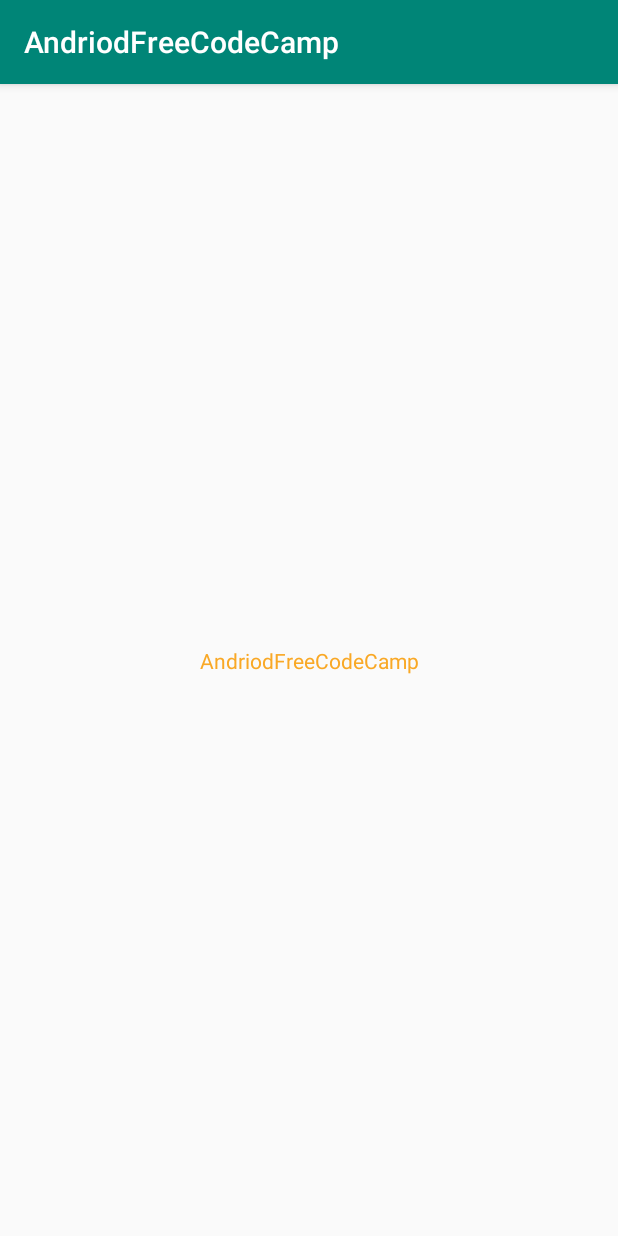
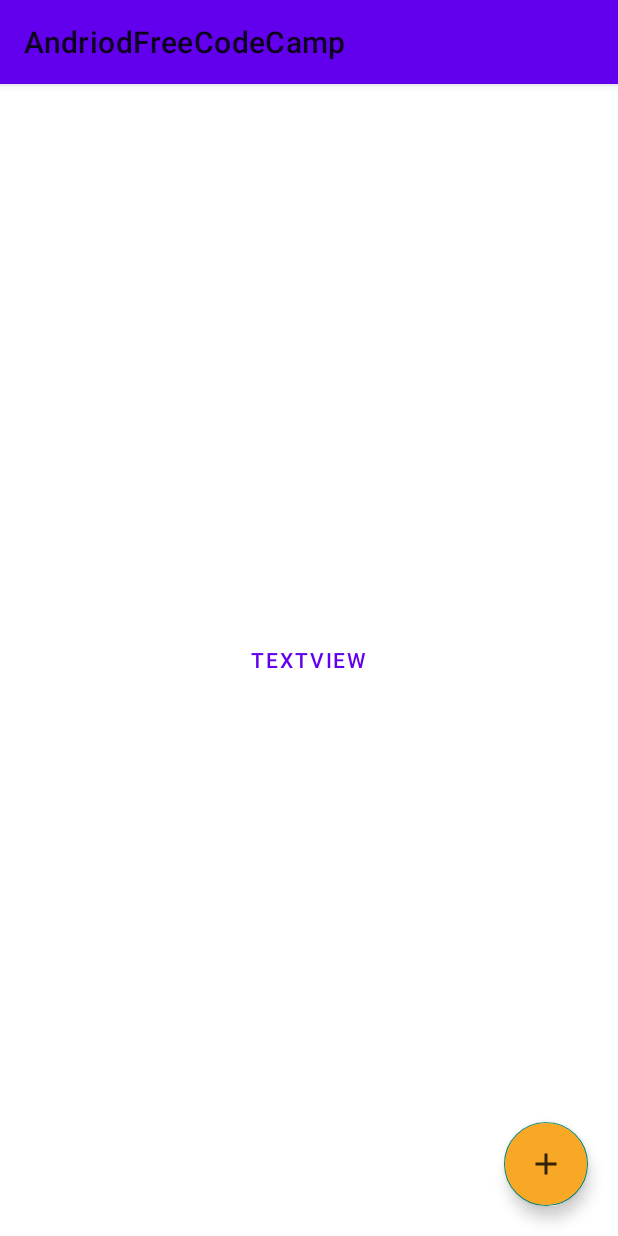
Before and after one commit to arjunarjun27/AndriodFreeCodeCamp, an Android app: the screen it shows after launch (MainActivity), on a phone screen of 412 x 824 dp. Run offline under Robolectric (Android 15) with nearby library versions, the phone set to English and light mode, and no system bars.

Commit message:
#material.io #button#fab

```diff
--- a/app/build.gradle
+++ b/app/build.gradle
@@ -19,6 +19,7 @@ android {
 }
 
 dependencies {
+    implementation 'com.google.android.material:material:1.1.0' // see material.io ->design/documentation
     implementation fileTree(dir: 'libs', include: ['*.jar'])
     implementation 'androidx.appcompat:appcompat:1.0.2'
     implementation 'androidx.constraintlayout:constraintlayout:1.1.3'
--- a/app/src/main/java/com/arjun/andriodfreecodecamp/MainActivity.java
+++ b/app/src/main/java/com/arjun/andriodfreecodecamp/MainActivity.java
@@ -7,16 +7,27 @@ import android.os.Bundle;
 import android.view.Menu;
 import android.view.MenuInflater;
 import android.view.MenuItem;
+import android.view.View;
 import android.widget.TextView;
 import android.widget.Toast;
 
+import com.google.android.material.floatingactionbutton.FloatingActionButton;
+
 public class MainActivity extends AppCompatActivity {
+
+    private FloatingActionButton fab;
 
     @Override
     protected void onCreate(Bundle savedInstanceState) {
         super.onCreate(savedInstanceState);
         setContentView(R.layout.activity_main);
-
+        fab=findViewById(R.id.fab);
+        fab.setOnClickListener(new View.OnClickListener() {
+            @Override
+            public void onClick(View view) {
+                Toast.makeText(MainActivity.this, "clicked", Toast.LENGTH_SHORT).show();
+            }
+        });
 
 
 
--- /dev/null
+++ b/app/src/main/res/drawable-anydpi/ic_add.xml
@@ -0,0 +1,11 @@
+<vector xmlns:android="http://schemas.android.com/apk/res/android"
+    android:width="24dp"
+    android:height="24dp"
+    android:viewportWidth="24"
+    android:viewportHeight="24"
+    android:tint="#0F553A"
+    android:alpha="0.8">
+    <path
+        android:fillColor="#FF000000"
+        android:pathData="M19,13h-6v6h-2v-6H5v-2h6V5h2v6h6v2z"/>
+</vector>
--- a/app/src/main/res/layout/activity_main.xml
+++ b/app/src/main/res/layout/activity_main.xml
@@ -1,21 +1,31 @@
 <?xml version="1.0" encoding="utf-8"?>
-<androidx.constraintlayout.widget.ConstraintLayout xmlns:android="http://schemas.android.com/apk/res/android"
+<RelativeLayout xmlns:android="http://schemas.android.com/apk/res/android"
     xmlns:app="http://schemas.android.com/apk/res-auto"
     xmlns:tools="http://schemas.android.com/tools"
     android:layout_width="match_parent"
     android:layout_height="match_parent"
     tools:context=".MainActivity">
 
-    <TextView
+
+    <Button
         android:id="@+id/textView"
+        style="@style/Widget.MaterialComponents.Button.TextButton"
         android:layout_width="wrap_content"
         android:layout_height="wrap_content"
-        app:layout_constraintBottom_toBottomOf="parent"
-        app:layout_constraintLeft_toLeftOf="parent"
-        app:layout_constraintRight_toRightOf="parent"
-        app:layout_constraintTop_toTopOf="parent"
-        android:text="@string/app_name"
-        android:textColor="@color/orange"
+        android:layout_centerInParent="true"
+        android:text="TextView" />
+
+    <com.google.android.material.floatingactionbutton.FloatingActionButton
+        android:id="@+id/fab"
+        android:layout_width="wrap_content"
+        android:layout_height="wrap_content"
+        android:layout_alignParentBottom="true"
+        android:layout_alignParentEnd="true"
+        android:src="@drawable/ic_add"
+        android:layout_marginEnd="20dp"
+        android:layout_marginBottom="20dp"
+        android:backgroundTint="@color/orange"
+        app:backgroundTint="@color/colorPrimary"
+        app:rippleColor="@color/colorAccent"
         />
-
-</androidx.constraintlayout.widget.ConstraintLayout>
+</RelativeLayout>
--- a/app/src/main/res/values/styles.xml
+++ b/app/src/main/res/values/styles.xml
@@ -1,11 +1,8 @@
 <resources>
 
     <!-- Base application theme. -->
-    <style name="AppTheme" parent="Theme.AppCompat.Light.DarkActionBar">
-        <!-- Customize your theme here. -->
-        <item name="colorPrimary">@color/colorPrimary</item>
-        <item name="colorPrimaryDark">@color/colorPrimaryDark</item>
-        <item name="colorAccent">@color/colorAccent</item>
+    <style name="AppTheme" parent="Theme.MaterialComponents.Light">
+
     </style>
 
 </resources>
```
Also changed, not shown: app/src/main/res/drawable-hdpi/ic_add.png (added), app/src/main/res/drawable-mdpi/ic_add.png (added), app/src/main/res/drawable-xhdpi/ic_add.png (added), app/src/main/res/drawable-xxhdpi/ic_add.png (added).
